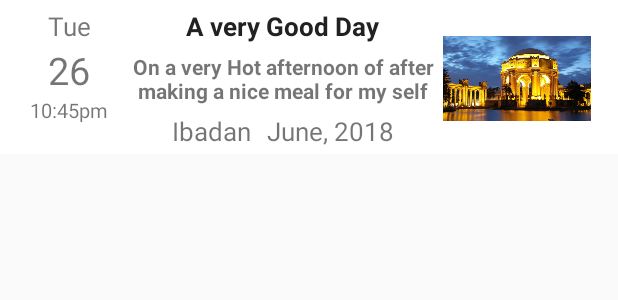
After one commit to rajeman/My-Journal, an Android app: the layout item_journal_entries.xml on its own in the app's theme, with its tools: preview values and no code run, on a phone screen of 412 x 824 dp. The commit adds this screen. Shown: the top 300 px of the screen. Run offline under Robolectric (Android 15) with nearby library versions, the phone set to English and light mode, and no system bars.

Commit message:
add journal entry list design

```diff
--- /dev/null
+++ b/app/src/main/java/com/rajeman/myjournal/JournalEntriesFragment.java
@@ -0,0 +1,11 @@
+package com.rajeman.myjournal;
+
+import android.support.v4.app.Fragment;
+
+public class JournalEntriesFragment extends Fragment {
+
+    public JournalEntriesFragment() {
+    }
+
+
+}
--- a/app/src/main/java/com/rajeman/myjournal/MainActivity.java
+++ b/app/src/main/java/com/rajeman/myjournal/MainActivity.java
@@ -36,7 +36,7 @@ public class MainActivity extends AppCompatActivity implements  SignInCancelledN
         setContentView(R.layout.activity_main);
         //init firebase fields
         mFirebaseDatabase = FirebaseDatabase.getInstance();
-        mDatabaseReference = mFirebaseDatabase.getReference().child("messages");
+        mDatabaseReference = mFirebaseDatabase.getReference();
         mFirebaseAuth = FirebaseAuth.getInstance();
 
         //set a listener to firebase auth
@@ -46,11 +46,12 @@ public class MainActivity extends AppCompatActivity implements  SignInCancelledN
                 FirebaseUser user = firebaseAuth.getCurrentUser();
                 if (user != null) {
                     //we are sgined in
+                    String uid = user.getUid();
+                    mDatabaseReference.child("users").child(uid).push().setValue("this is my first post");
                 } else {
                     //we are signed out. try to sign in by calling sign in fragment
 
                         getSupportFragmentManager().beginTransaction().replace(R.id.main_activity_frame, new SignInFragment()).commitAllowingStateLoss();
-
 
 
                 }
--- /dev/null
+++ b/app/src/main/res/layout/item_journal_entries.xml
@@ -0,0 +1,137 @@
+<?xml version="1.0" encoding="utf-8"?>
+<layout xmlns:android="http://schemas.android.com/apk/res/android"
+    xmlns:tools="http://schemas.android.com/tools"
+   >
+
+    <LinearLayout
+        android:layout_width="match_parent"
+        android:layout_height="wrap_content"
+        android:orientation="horizontal"
+        android:paddingLeft="8dp"
+        android:paddingStart="8dp"
+        android:paddingRight="12dp"
+        android:paddingEnd="12dp"
+        android:paddingBottom="3dp"
+        android:paddingTop="5dp"
+        android:background="@color/icons"
+        >
+
+       <LinearLayout
+           android:layout_width="0dp"
+           android:layout_weight="2"
+           android:layout_height="match_parent"
+           android:orientation="vertical"
+           android:paddingRight="3dp"
+           android:paddingEnd="3dp">
+
+
+           <TextView
+               android:layout_width="wrap_content"
+               android:layout_height="wrap_content"
+               android:id="@+id/wk_day_text_view"
+               android:layout_gravity="center_horizontal"
+               android:textSize="17sp"
+               tools:text="Tue" />
+           <TextView
+               android:layout_width="wrap_content"
+               android:layout_height="wrap_content"
+               android:id="@+id/day_text_view"
+               android:layout_gravity="center_horizontal"
+               android:textSize="25sp"
+               tools:text="26" />
+
+           <TextView
+               android:layout_width="wrap_content"
+               android:layout_height="wrap_content"
+               android:id="@+id/time_text_view"
+               android:layout_gravity="center_horizontal"
+               android:textSize="13sp"
+               tools:text="10:45pm" />
+
+
+       </LinearLayout>
+        <LinearLayout
+            android:layout_width="0dp"
+            android:layout_weight="5"
+            android:layout_height="match_parent"
+            android:gravity="center_vertical"
+            android:orientation="vertical"
+           >
+        <TextView
+            android:layout_width="wrap_content"
+            android:layout_height="wrap_content"
+            android:id="@+id/entry_title"
+            android:layout_gravity="center_horizontal"
+            android:textStyle="bold"
+            android:textSize="17sp"
+            android:textColor="@color/primary_text"
+            android:layout_marginBottom="5dp"
+            tools:text="A very Good Day"/>
+
+            <TextView
+                android:layout_width="wrap_content"
+                android:layout_height="wrap_content"
+                android:id="@+id/entry_text"
+                android:gravity="center_horizontal"
+                android:textStyle="bold"
+                android:maxLines="2"
+                tools:text="On a very Hot afternoon of after making a nice meal
+for my self"/>
+            <LinearLayout
+                android:layout_width="match_parent"
+                android:layout_height="wrap_content"
+                android:layout_marginTop="5dp"
+               android:gravity="center_horizontal"
+                android:orientation="horizontal">
+
+                <TextView
+                    android:layout_width="wrap_content"
+                    android:layout_height="wrap_content"
+                    android:id="@+id/location_text_view"
+                    android:textSize="17sp"
+                    android:layout_gravity="start"
+                    android:layout_marginRight="5dp"
+                    tools:text="Ibadan" />
+                <TextView
+                    android:layout_width="wrap_content"
+                    android:layout_height="wrap_content"
+                    android:id="@+id/month_year_text_view"
+                    android:textSize="17sp"
+                    android:layout_gravity="end"
+                    android:layout_marginStart="5dp"
+                    android:layout_marginLeft="5dp"
+                    tools:text="June, 2018" />
+
+            </LinearLayout>
+
+        </LinearLayout>
+
+
+        <LinearLayout
+            android:layout_width="wrap_content"
+            android:layout_height="match_parent"
+            android:paddingLeft="5dp"
+            android:paddingRight="5dp"
+            android:paddingEnd="5dp"
+            android:paddingStart="5dp">
+            <ImageView
+                android:layout_width="wrap_content"
+                android:layout_height="wrap_content"
+                android:layout_gravity="center_vertical"
+                android:adjustViewBounds="true"
+                android:maxHeight="100dp"
+                android:maxWidth="100dp"
+                tools:maxWidth="100dp"
+                tools:maxHeight="100dp"
+                tools:src="@drawable/ic_image"
+                />
+
+
+        </LinearLayout>
+
+
+
+
+    </LinearLayout>
+
+</layout>
--- /dev/null
+++ b/app/src/main/res/layout/journal_entries_recycler_view.xml
@@ -0,0 +1,23 @@
+<?xml version="1.0" encoding="utf-8"?>
+
+<!-- RecyclerView for journal entries -->
+<layout xmlns:android="http://schemas.android.com/apk/res/android">
+
+
+    <com.gturedi.views.StatefulLayout
+        android:id="@+id/thread_post_stateful"
+        android:layout_width="match_parent"
+        android:layout_height="match_parent"
+        >
+
+        <android.support.v7.widget.RecyclerView
+            android:id="@+id/entries_recycler_view"
+            android:scrollbars="vertical"
+            android:layout_width="match_parent"
+            android:layout_height="match_parent"
+            />
+
+    </com.gturedi.views.StatefulLayout>
+
+
+</layout>
--- a/app/src/main/res/values/colors.xml
+++ b/app/src/main/res/values/colors.xml
@@ -3,4 +3,36 @@
     <color name="colorPrimary">#3F51B5</color>
     <color name="colorPrimaryDark">#303F9F</color>
     <color name="colorAccent">#FF4081</color>
+
+
+    <color name="primary">#009688</color>
+    <color name="primary_dark">#00796B</color>
+    <color name="primary_light">#B2DFDB</color>
+    <color name="accent">#8BC34A</color>
+    <color name="primary_text">#212121</color>
+    <color name="secondary_text">#757575</color>
+    <color name="icons">#FFFFFF</color>
+    <color name="divider">#BDBDBD</color>
+    <color name= "login_background">#EEEEEE</color>
+
+    <!-- Color for homepage headlines -->
+    <color name="headline_0_color">#FC6644</color>
+    <color name="headline_1_color">#4A7BA7</color>
+    <color name="headline_2_color">#D93218</color>
+    <color name="headline_3_color">#04B4B3</color>
+    <color name="headline_4_color">#C03823</color>
+    <color name="headline_5_color">#F5A623</color>
+    <color name="headline_6_color">#E13A20</color>
+    <color name="headline_7_color">#10CAC9</color>
+    <color name="headline_8_color">#FF7D50</color>
+    <color name="headline_9_color">#E75F40</color>
+
+
+
+
+    <color name="headlines_text_color">#2B3D4D</color>
+
+
+
+
 </resources>
```
Also changed, not shown: app/src/main/res/drawable/ic_image.PNG (added).
